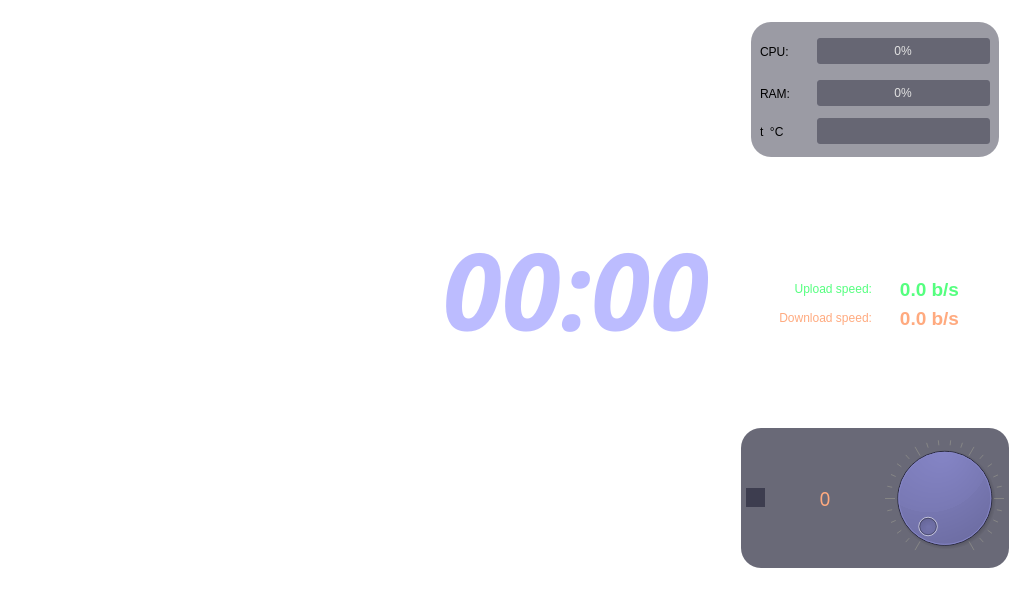
neurotoxin78/QPanInfo, file widget_form.ui: the form before one commit.
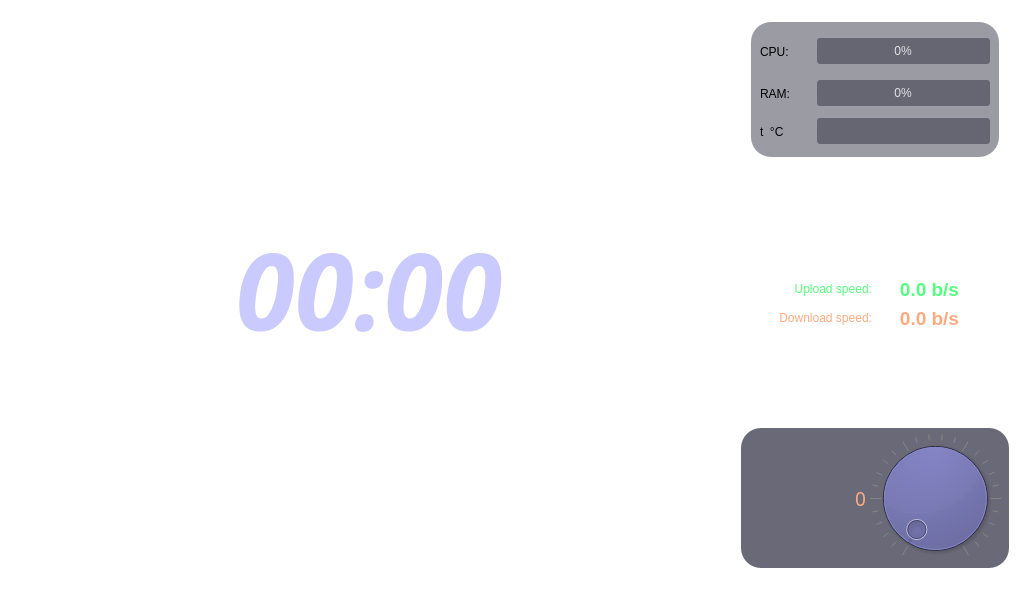
The form after the commit. Icons and pictures are not drawn.

What changed in the file:
```diff
--- a/widget_form.ui
+++ b/widget_form.ui
@@ -100,13 +100,13 @@
              </font>
             </property>
             <property name="styleSheet">
-             <string notr="true">color: rgba(170, 170, 255, 200);</string>
+             <string notr="true">color: rgba(170, 170, 255, 160);</string>
             </property>
             <property name="text">
              <string>00:00</string>
             </property>
             <property name="alignment">
-             <set>Qt::AlignRight|Qt::AlignTrailing|Qt::AlignVCenter</set>
+             <set>Qt::AlignCenter</set>
             </property>
            </widget>
           </item>
@@ -177,17 +177,6 @@
           <property name="bottomMargin">
            <number>5</number>
           </property>
-          <item>
-           <widget class="QToolButton" name="muteButton">
-            <property name="text">
-             <string/>
-            </property>
-            <property name="icon">
-             <iconset theme="audio">
-              <normaloff>.</normaloff>.</iconset>
-            </property>
-           </widget>
-          </item>
           <item>
            <widget class="QLabel" name="volume_label">
             <property name="maximumSize">
@@ -213,7 +202,7 @@
              <string>0</string>
             </property>
             <property name="alignment">
-             <set>Qt::AlignCenter</set>
+             <set>Qt::AlignRight|Qt::AlignTrailing|Qt::AlignVCenter</set>
             </property>
            </widget>
           </item>
```
